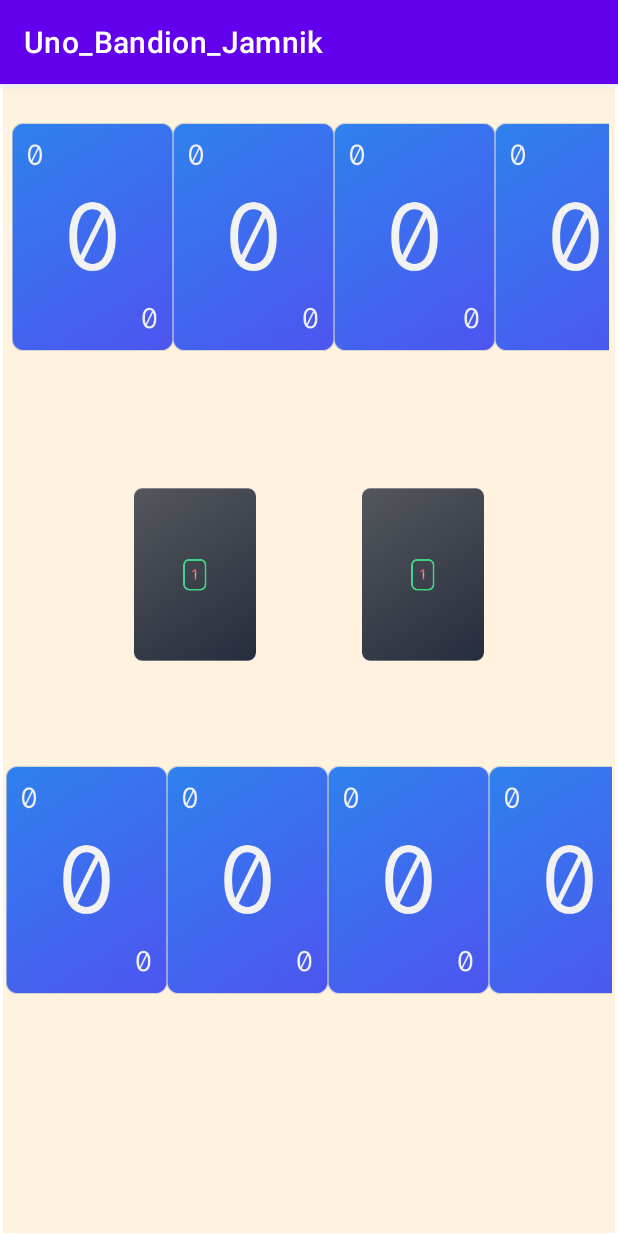
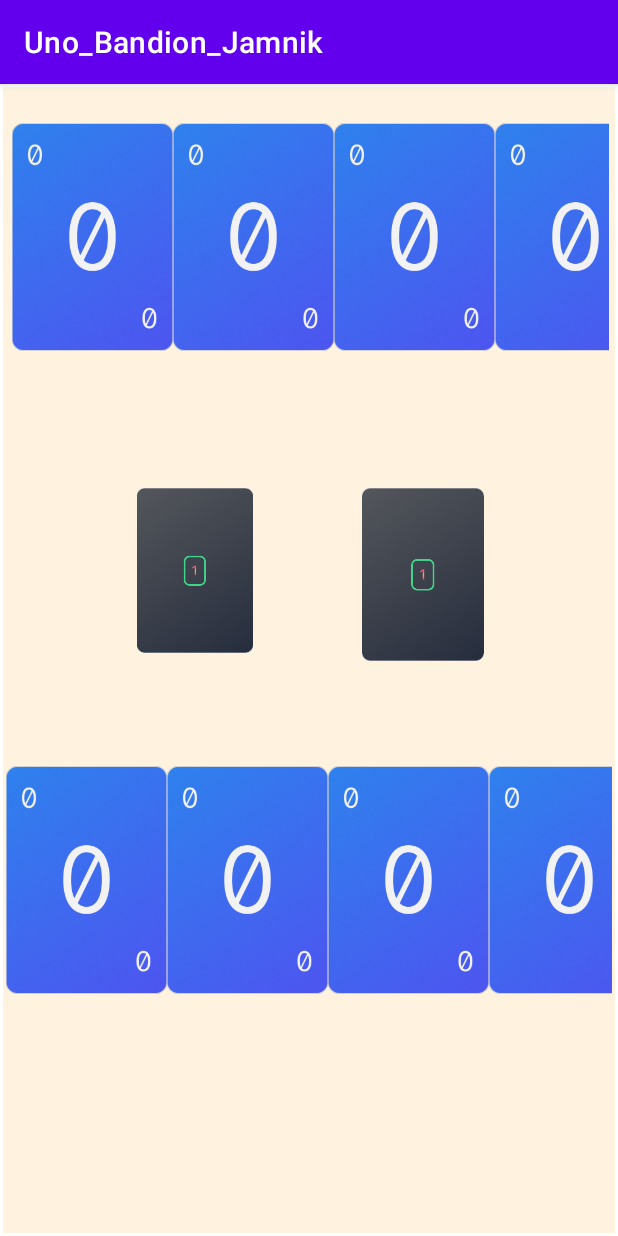
Before and after one commit to TobiasJamnikAT/Uno_Bandion_Jamnik, an Android app: the screen it shows after launch (MainActivity), on a phone screen of 412 x 824 dp. Run offline under Robolectric (Android 15) with nearby library versions, the light colour scheme and no system bars.

Commit message:
"Responsive" UI

```diff
--- a/app/src/main/java/com/example/uno_bandion_jamnik/beans/MainActivity.java
+++ b/app/src/main/java/com/example/uno_bandion_jamnik/beans/MainActivity.java
@@ -26,10 +26,10 @@ public class MainActivity extends AppCompatActivity {
 
         List<CardView> cardViewList = new LinkedList<>();
 
-        CardView cardView1 = new CardView("C:\\Users\\Tobias Jamnik\\AndroidStudioProjects\\Ueben2Test\\Uno_Bandion_Jamnik\\app\\src\\main\\res\\drawable\\card3_red");
-        CardView cardView2 = new CardView("C:\\Users\\Tobias Jamnik\\AndroidStudioProjects\\Ueben2Test\\Uno_Bandion_Jamnik\\app\\src\\main\\res\\drawable\\card1_green");
-        CardView cardView3 = new CardView("C:\\Users\\Tobias Jamnik\\AndroidStudioProjects\\Ueben2Test\\Uno_Bandion_Jamnik\\app\\src\\main\\res\\drawable\\card0_blue");
-        CardView cardView4 = new CardView("C:\\Users\\Tobias Jamnik\\AndroidStudioProjects\\Ueben2Test\\Uno_Bandion_Jamnik\\app\\src\\main\\res\\drawable\\card0_blue");
+        CardView cardView1 = new CardView("");
+        CardView cardView2 = new CardView("");
+        CardView cardView3 = new CardView("");
+        CardView cardView4 = new CardView("");
 
         cardViewList.add(cardView1);
         cardViewList.add(cardView2);
--- a/app/src/main/res/layout/activity_main.xml
+++ b/app/src/main/res/layout/activity_main.xml
@@ -42,7 +42,7 @@
             <ImageView
                 android:id="@+id/imageView2"
                 android:layout_width="wrap_content"
-                android:layout_height="wrap_content"
+                android:layout_height="110sp"
                 android:layout_weight="1"
                 android:src="@drawable/back" />
 
```
